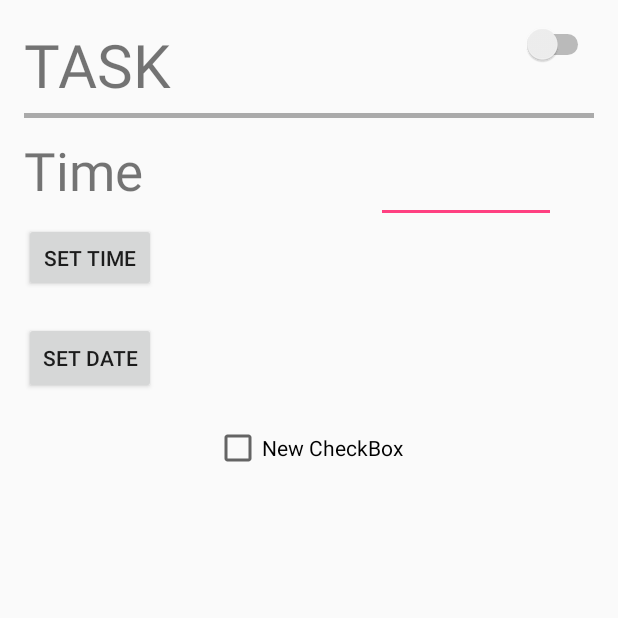
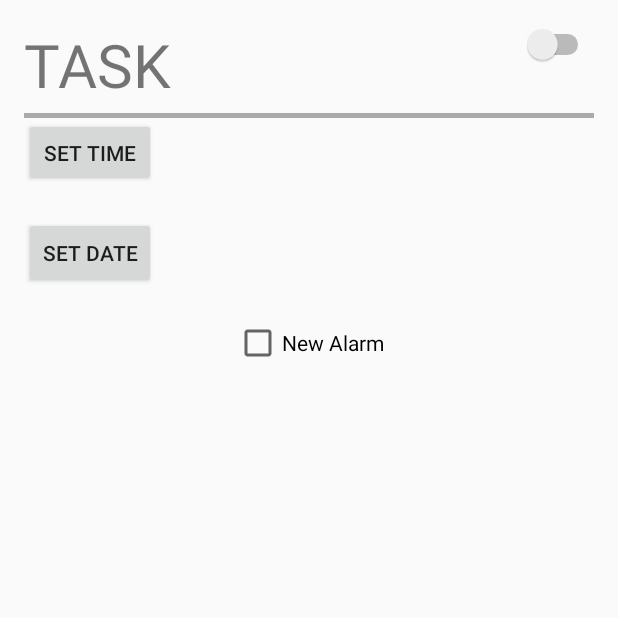
Before and after one commit to lilogevo/Perry, an Android app: the Notification screen opened directly, with no data from a screen before it, on a phone screen of 412 x 824 dp, the top half of it. Run offline under Robolectric (Android 15) with nearby library versions, the phone set to English and light mode, and no system bars.

Commit message:
minor UI changes

```diff
--- a/PERRY2/app/src/main/java/a461lapp/perry/RingtoneService.java
+++ b/PERRY2/app/src/main/java/a461lapp/perry/RingtoneService.java
@@ -25,7 +25,7 @@ public class RingtoneService extends Service {
     @Override
     public int onStartCommand(Intent intent, int flags, int startId) {
         Log.i("LocalService", "Received start id " + startId + ": " + intent);
-        media_song = MediaPlayer.create(this, R.raw.Loud_Alarm_Clock);
+        media_song = MediaPlayer.create(this, R.raw.loud_alarm_clock);
         media_song.start();
         return START_NOT_STICKY;
     }
--- a/PERRY2/app/src/main/java/a461lapp/perry/Time.java
+++ b/PERRY2/app/src/main/java/a461lapp/perry/Time.java
@@ -77,9 +77,9 @@ public class Time extends AppCompatActivity implements Serializable {
 
         StringBuilder builder=new StringBuilder();
         builder.append("Current Time: ");
-        builder.append(this.hour + "/");
-        builder.append(this.minute + "/");
-        builder.append(this.am_pm + "/");
+        builder.append(this.hour + ":");
+        builder.append(this.minute + "");
+        builder.append(this.am_pm);
         return builder.toString();
     }
 
--- a/PERRY2/app/src/main/res/layout/activity_alarm.xml
+++ b/PERRY2/app/src/main/res/layout/activity_alarm.xml
@@ -43,22 +43,7 @@
     <LinearLayout
         android:layout_width="wrap_content"
         android:layout_height="wrap_content">
-        <TextView android:id="@+id/Time"
-            android:layout_width="wrap_content"
-            android:layout_height="wrap_content"
-            android:textSize="35sp"
-            android:paddingRight="155sp"
-            android:layout_gravity="center_vertical"
-            android:text="Time" />
 
-        <EditText
-            android:layout_width="120dp"
-            android:layout_height="wrap_content"
-            android:inputType="time"
-            android:ems="10"
-            android:paddingBottom="35sp"
-            android:id="@+id/editText"
-            android:clickable="false" />
     </LinearLayout>
 
     <Button
@@ -80,7 +65,7 @@
     <CheckBox
         android:layout_width="wrap_content"
         android:layout_height="wrap_content"
-        android:text="New CheckBox"
+        android:text="New Alarm"
         android:id="@+id/checkBox"
         android:layout_gravity="center_horizontal" />
 
--- a/PERRY2/build.gradle
+++ b/PERRY2/build.gradle
@@ -5,7 +5,7 @@ buildscript {
         jcenter()
     }
     dependencies {
-        classpath 'com.android.tools.build:gradle:2.1.3'
+        classpath 'com.android.tools.build:gradle:2.2.2'
 
         // NOTE: Do not place your application dependencies here; they belong
         // in the individual module build.gradle files
```
Also changed, not shown: 1 other file.
